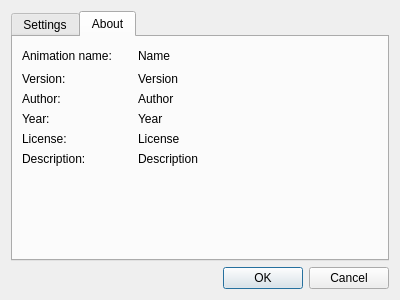
The window that src/ckb/animsettingdialog.ui (ckb-next/ckb-next) describes before a commit, drawn with Qt 5.
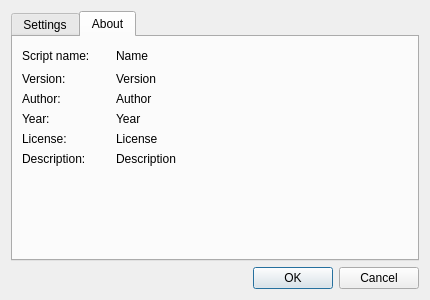
The same window after the commit. The open tabs and pages were chosen to show the change.

Commit message: (OSX) App Nap won't interrupt anymations anymore (OSX) Minor UI cleanups (Daemon-OSX) Track left side Shift/Ctrl/Cmd/Alt modifiers separately from right side (Daemon) Add support for K70 Vengeance product ID (Daemon-Linux) Insert a placeholder string in case the device doesn't have a serial Still working toward multi-color animations, they're not ready yet but will be done soon...

```diff
--- a/src/ckb/animsettingdialog.ui
+++ b/src/ckb/animsettingdialog.ui
@@ -6,13 +6,13 @@
    <rect>
     <x>0</x>
     <y>0</y>
-    <width>400</width>
+    <width>430</width>
     <height>300</height>
    </rect>
   </property>
   <property name="minimumSize">
    <size>
-    <width>400</width>
+    <width>430</width>
     <height>0</height>
    </size>
   </property>
@@ -148,7 +148,7 @@
        <item row="0" column="0">
         <widget class="QLabel" name="label">
          <property name="text">
-          <string>Animation name:</string>
+          <string>Script name:</string>
          </property>
         </widget>
        </item>
```
The commit also changes 31 other files.
